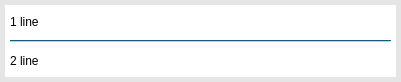
MasterOfDeath/Contacts-Qt, file customlistviewitem.ui: the form before one commit.
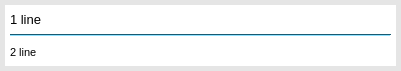
The form after the commit.

What changed in the file:
```diff
--- a/customlistviewitem.ui
+++ b/customlistviewitem.ui
@@ -7,9 +7,21 @@
     <x>0</x>
     <y>0</y>
     <width>401</width>
-    <height>82</height>
+    <height>71</height>
    </rect>
   </property>
+  <property name="sizePolicy">
+   <sizepolicy hsizetype="Ignored" vsizetype="Ignored">
+    <horstretch>0</horstretch>
+    <verstretch>0</verstretch>
+   </sizepolicy>
+  </property>
+  <property name="maximumSize">
+   <size>
+    <width>16777194</width>
+    <height>16777215</height>
+   </size>
+  </property>
   <property name="palette">
    <palette>
     <active>
@@ -432,6 +444,9 @@
    <bool>true</bool>
   </property>
   <layout class="QVBoxLayout" name="verticalLayout_2">
+   <property name="sizeConstraint">
+    <enum>QLayout::SetDefaultConstraint</enum>
+   </property>
    <property name="leftMargin">
     <number>5</number>
    </property>
@@ -446,6 +461,12 @@
    </property>
    <item>
     <widget class="QWidget" name="widget" native="true">
+     <property name="sizePolicy">
+      <sizepolicy hsizetype="Ignored" vsizetype="Ignored">
+       <horstretch>0</horstretch>
+       <verstretch>0</verstretch>
+      </sizepolicy>
+     </property>
      <property name="palette">
       <palette>
        <active>
@@ -879,9 +900,26 @@
       </property>
       <item>
        <widget class="QLabel" name="firstLine">
+        <property name="sizePolicy">
+         <sizepolicy hsizetype="Ignored" vsizetype="Ignored">
+          <horstretch>0</horstretch>
+          <verstretch>0</verstretch>
+         </sizepolicy>
+        </property>
+        <property name="font">
+         <font>
+          <pointsize>10</pointsize>
+         </font>
+        </property>
         <property name="text">
          <string>1 line</string>
         </property>
+        <property name="scaledContents">
+         <bool>false</bool>
+        </property>
+        <property name="wordWrap">
+         <bool>true</bool>
+        </property>
        </widget>
       </item>
       <item>
@@ -1308,6 +1346,11 @@
       </item>
       <item>
        <widget class="QLabel" name="secLine">
+        <property name="font">
+         <font>
+          <pointsize>8</pointsize>
+         </font>
+        </property>
         <property name="text">
          <string>2 line</string>
         </property>
```
